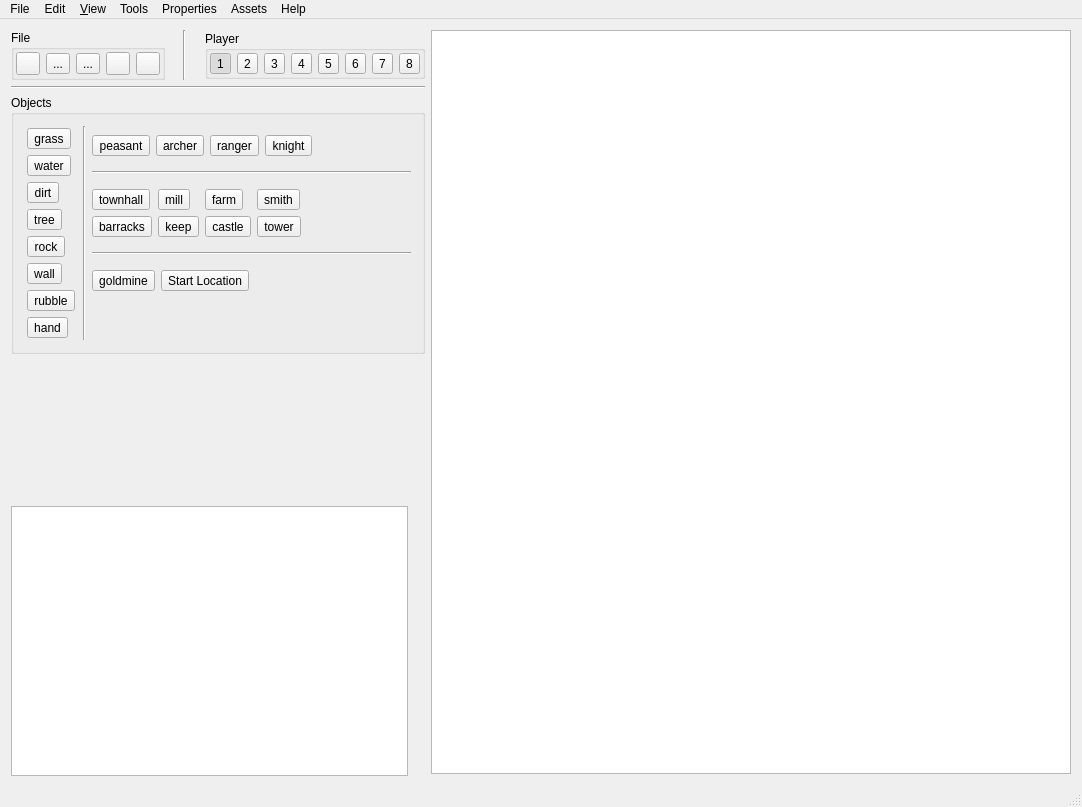
Qt form MapEditor/mainwindow.ui (projectdelphai/ECS160_MapEditor) before a commit.
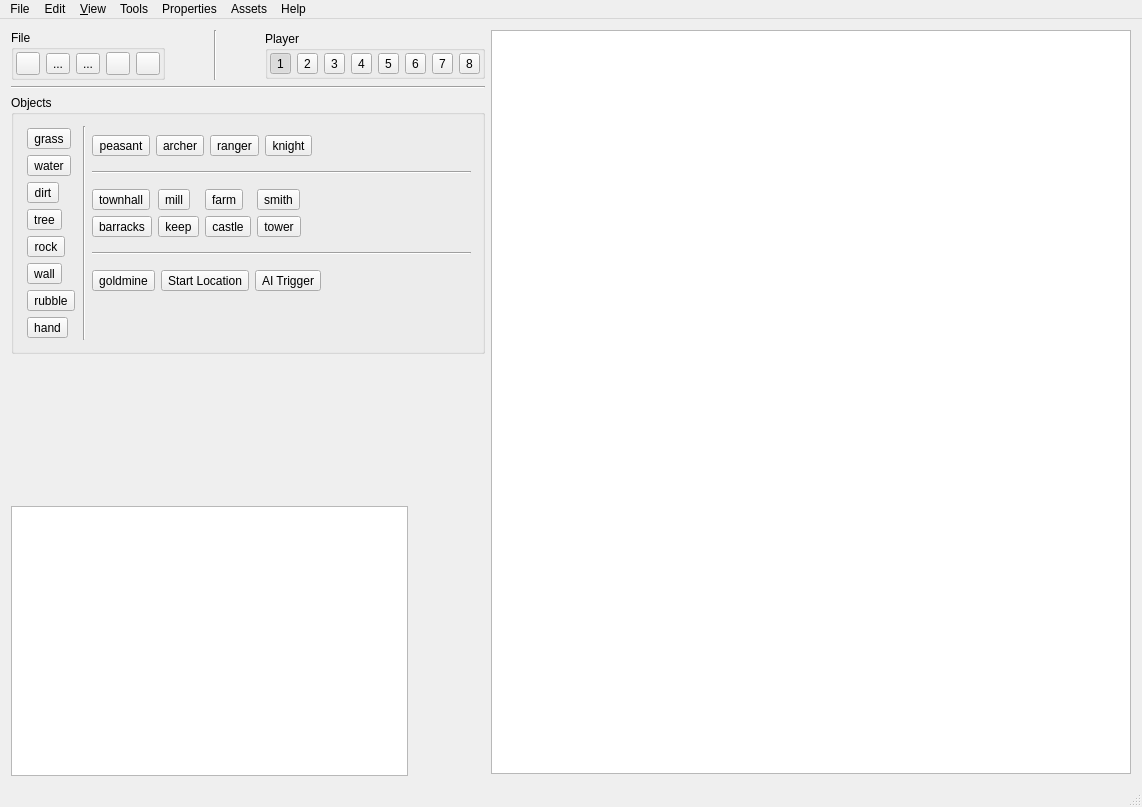
The same form after that commit. Icons and pictures are not drawn.

Commit message: Manually updating Triggers

```diff
--- a/MapEditor/mainwindow.ui
+++ b/MapEditor/mainwindow.ui
@@ -6,7 +6,7 @@
    <rect>
     <x>0</x>
     <y>0</y>
-    <width>1082</width>
+    <width>1142</width>
     <height>807</height>
    </rect>
   </property>
@@ -958,19 +958,6 @@
                </property>
               </widget>
              </item>
-             <item row="0" column="2">
-              <spacer name="horizontalSpacer_5">
-               <property name="orientation">
-                <enum>Qt::Horizontal</enum>
-               </property>
-               <property name="sizeHint" stdset="0">
-                <size>
-                 <width>40</width>
-                 <height>20</height>
-                </size>
-               </property>
-              </spacer>
-             </item>
              <item row="0" column="1">
               <widget class="QToolButton" name="tool_startlocation">
                <property name="toolTip">
@@ -985,6 +972,38 @@
                  <height>38</height>
                 </size>
                </property>
+               <property name="checkable">
+                <bool>true</bool>
+               </property>
+               <property name="autoExclusive">
+                <bool>true</bool>
+               </property>
+              </widget>
+             </item>
+             <item row="0" column="3">
+              <spacer name="horizontalSpacer_5">
+               <property name="orientation">
+                <enum>Qt::Horizontal</enum>
+               </property>
+               <property name="sizeHint" stdset="0">
+                <size>
+                 <width>40</width>
+                 <height>20</height>
+                </size>
+               </property>
+              </spacer>
+             </item>
+             <item row="0" column="2">
+              <widget class="QToolButton" name="tool_aitrigger">
+               <property name="text">
+                <string>AI Trigger</string>
+               </property>
+               <property name="checkable">
+                <bool>true</bool>
+               </property>
+               <property name="autoExclusive">
+                <bool>true</bool>
+               </property>
               </widget>
              </item>
             </layout>
@@ -1091,8 +1110,8 @@
     <rect>
      <x>0</x>
      <y>0</y>
-     <width>1082</width>
-     <height>26</height>
+     <width>1142</width>
+     <height>22</height>
     </rect>
    </property>
    <widget class="QMenu" name="menuFile">
```
Left out of the diff: 15 changed lines with no effect on the pictures. The commit also changes 14 other files.
